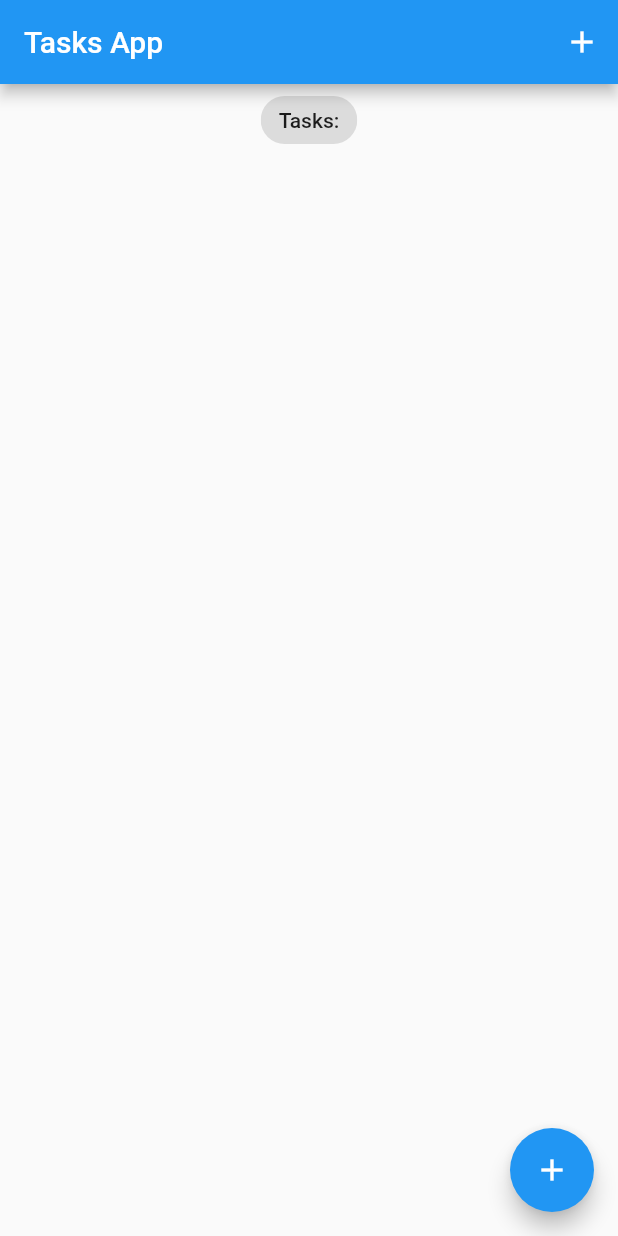
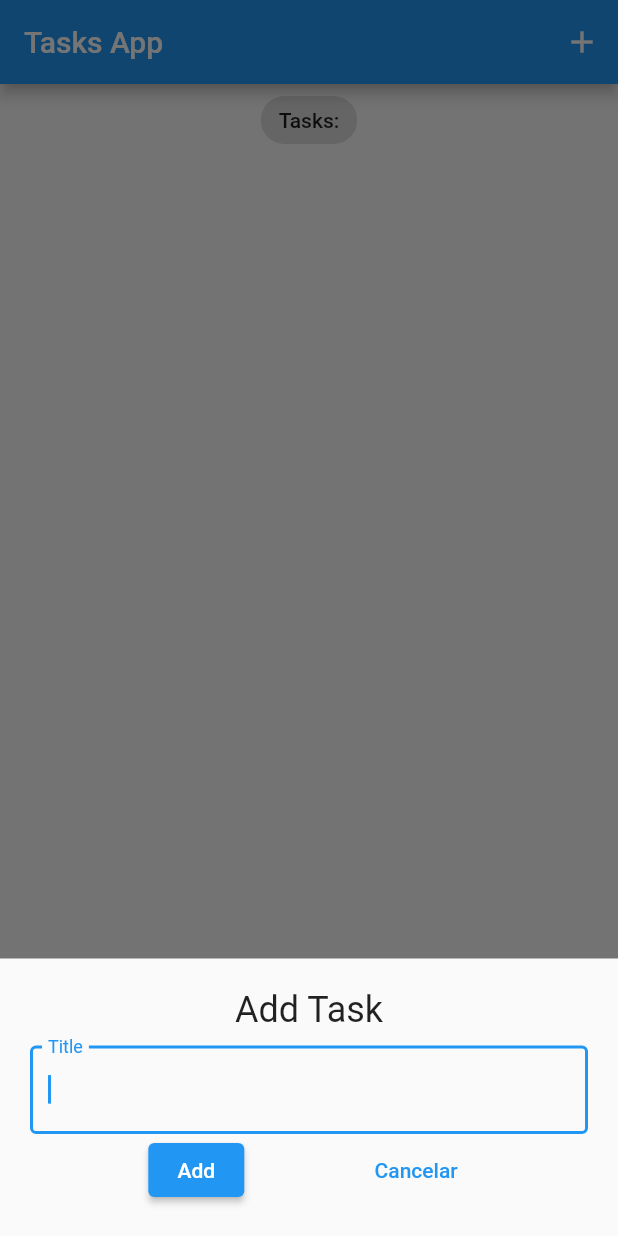
Before and after one commit to Yader1/flutter_tasks_app_in_bloc, a Flutter app: the screen it shows after launch, after a tap on the "add" icon, on a phone screen of 412 x 824 dp. Run offline on Flutter 3.47's test engine with Material 2 defaults, Android fonts, the phone set to English and light mode, and no system bars; our stand-ins replace equatable, flutter_bloc, hydrated_bloc.

Commit message:
feat: Implementing Flutter BLoC and Hydrated BLoC

```diff
--- /dev/null
+++ b/lib/blocs/bloc/tasks_bloc.dart
@@ -0,0 +1,50 @@
+import 'package:equatable/equatable.dart';
+import 'package:flutter_tasks_app/blocs/bloc_exports.dart';
+
+import '../../models/task.dart';
+
+part 'tasks_event.dart';
+part 'tasks_state.dart';
+
+class TasksBloc extends HydratedBloc<TasksEvent, TasksState> {
+  TasksBloc() : super(const TasksState()) {
+    on<AddTask>(_onAddTask);
+    on<UpdateTask>(_onUpdateTask);
+    on<DeleteTask>(_onDeleteTask);
+  }
+
+  void _onAddTask(AddTask event, Emitter<TasksState> emi){
+    final state = this.state;
+    emit(TasksState(
+      allTasks: List.from(state.allTasks)..add(event.task),
+    ));
+  }
+
+  void _onUpdateTask(UpdateTask event, Emitter<TasksState> emi){
+    final state = this.state;
+    final task = event.task;
+    final int index = state.allTasks.indexOf(task);
+
+    List<Task> allTasks = List.from(state.allTasks)..remove(task);
+    task.isDone == false ? allTasks.insert(index, task.copyWith(isDone: true)) : allTasks.insert(index, task.copyWith(isDone: false));
+
+    emit(TasksState(allTasks: allTasks));
+  }
+
+  void _onDeleteTask(DeleteTask event, Emitter<TasksState> emi){
+    final state = this.state;
+
+    // ignore: invalid_use_of_visible_for_testing_member
+    emit(TasksState(allTasks: List.from(state.allTasks)..remove(event.task)));
+  }
+
+  @override
+  TasksState? fromJson(Map<String, dynamic> json) {
+    return TasksState.fromMap(json);
+  }
+
+  @override
+  Map<String, dynamic>? toJson(TasksState state) {
+    return state.toMap();
+  }
+}
--- /dev/null
+++ b/lib/blocs/bloc/tasks_event.dart
@@ -0,0 +1,42 @@
+// ignore_for_file: public_member_api_docs, sort_constructors_first
+part of 'tasks_bloc.dart';
+
+class TasksEvent extends Equatable {
+  const TasksEvent();
+
+  @override
+  List<Object> get props => [];
+}
+
+class AddTask extends TasksEvent {
+  final Task task;
+
+  const AddTask({
+    required this.task,
+  });
+
+  @override
+  List<Object> get props => [task];
+}
+
+class UpdateTask extends TasksEvent {
+  final Task task;
+
+  const UpdateTask({
+    required this.task,
+  });
+
+  @override
+  List<Object> get props => [task];
+}
+
+class DeleteTask extends TasksEvent {
+  final Task task;
+
+  const DeleteTask({
+    required this.task,
+  });
+
+  @override
+  List<Object> get props => [task];
+}
--- /dev/null
+++ b/lib/blocs/bloc/tasks_state.dart
@@ -0,0 +1,24 @@
+// ignore_for_file: public_member_api_docs, sort_constructors_first
+part of 'tasks_bloc.dart';
+
+class TasksState extends Equatable {
+  final List<Task> allTasks;
+  const TasksState({
+    this.allTasks = const <Task>[],
+  });
+
+  @override
+  List<Object> get props => [allTasks];
+
+  Map<String, dynamic> toMap() {
+    return <String, dynamic>{
+      'allTasks': allTasks.map((x) => x.toMap()).toList(),
+    };
+  }
+
+  factory TasksState.fromMap(Map<String, dynamic> map) {
+    return TasksState(
+      allTasks: List<Task>.from((map['allTasks'] as List<int>).map<Task>((x) => Task.fromMap(x as Map<String,dynamic>),),),
+    );
+  }
+}
--- /dev/null
+++ b/lib/blocs/bloc_exports.dart
@@ -0,0 +1,3 @@
+export './bloc/tasks_bloc.dart';
+export 'package:flutter_bloc/flutter_bloc.dart';
+export 'package:hydrated_bloc/hydrated_bloc.dart';
--- a/lib/main.dart
+++ b/lib/main.dart
@@ -1,9 +1,17 @@
 import 'package:flutter/material.dart';
+import 'package:path_provider/path_provider.dart';
 
+import 'blocs/bloc_exports.dart';
 import 'screens/tasks_screen.dart';
 
-void main() {
-  runApp(const MyApp());
+void main() async {
+  WidgetsFlutterBinding.ensureInitialized();
+  final storage = await HydratedStorage.build(storageDirectory: await getApplicationDocumentsDirectory());
+
+  HydratedBlocOverrides.runZoned(
+    () => runApp(const MyApp()),
+    storage: storage,
+  );
 }
 
 class MyApp extends StatelessWidget {
@@ -12,12 +20,15 @@ class MyApp extends StatelessWidget {
   // This widget is the root of your application.
   @override
   Widget build(BuildContext context) {
-    return MaterialApp(
-      title: 'Flutter Tasks App',
-      theme: ThemeData(
-        primarySwatch: Colors.blue,
+    return BlocProvider(
+      create: (context) => TasksBloc(),
+      child: MaterialApp(
+        title: 'Flutter Tasks App',
+        theme: ThemeData(
+          primarySwatch: Colors.blue,
+        ),
+        home: const TasksScreen(),
       ),
-      home: const TasksScreen(),
     );
   }
 }
--- /dev/null
+++ b/lib/models/task.dart
@@ -0,0 +1,59 @@
+import 'package:equatable/equatable.dart';
+
+// ignore: must_be_immutable
+class Task extends Equatable{
+  final String title;
+  final String id;
+  bool? isDone;
+  bool? isDeleted;
+
+  Task({
+    required this.title,
+    required this.id,
+    this.isDone,
+    this.isDeleted,
+  }){
+    isDone = isDone ?? false;
+    isDeleted = isDeleted ?? false;
+  }
+
+  Task copyWith({
+    String? title,
+    String? id,
+    bool? isDone,
+    bool? isDeleted,
+  }) {
+    return Task(
+      title: title ?? this.title,
+      id: id ?? this.id,
+      isDone: isDone ?? this.isDone,
+      isDeleted: isDeleted ?? this.isDeleted,
+    );
+  }
+
+  Map<String, dynamic> toMap() {
+    return <String, dynamic>{
+      'title': title,
+      'id': id,
+      'isDone': isDone,
+      'isDeleted': isDeleted,
+    };
+  }
+
+  factory Task.fromMap(Map<String, dynamic> map) {
+    return Task(
+      title: map['title'] ?? '',
+      id: map['id'] ?? '',
+      isDone: map['isDone'] != null ? map['isDone'] as bool : null,
+      isDeleted: map['isDeleted'] != null ? map['isDeleted'] as bool : null,
+    );
+  }
+
+  @override
+  List<Object?> get props => [
+    title,
+    id,
+    isDone,
+    isDeleted,
+  ];
+}
--- /dev/null
+++ b/lib/screens/add_task_screen.dart
@@ -0,0 +1,49 @@
+import 'package:flutter/material.dart';
+import 'package:flutter_tasks_app/services/guid_gen.dart';
+
+import '../blocs/bloc_exports.dart';
+import '../models/task.dart';
+
+class AddTaskScreen extends StatelessWidget {
+  const AddTaskScreen({
+    Key? key,
+  }) : super(key: key);
+
+
+  @override
+  Widget build(BuildContext context) {
+    TextEditingController titleController = TextEditingController();
+    return Container(
+      padding: const EdgeInsets.all(20.0),
+      child: Column(children: [
+        const Text("Add Task", style: TextStyle(fontSize: 24.0)),
+        const SizedBox(height: 10.0),
+        TextField(
+          autofocus: true,
+          decoration: const InputDecoration(
+            label: Text("Title"),
+            border: OutlineInputBorder()
+          ),
+          controller: titleController,
+        ),
+        Row(
+          mainAxisAlignment: MainAxisAlignment.spaceEvenly,
+          children: [
+            ElevatedButton(
+              onPressed: (){
+                var task = Task(title: titleController.text, id: GUIDGen.generate());
+                context.read<TasksBloc>().add(AddTask(task: task));
+                Navigator.pop(context);
+              },
+              child: const Text("Add")
+            ),
+            TextButton(
+              onPressed: () => Navigator.pop(context),
+              child: const Text("Cancelar"),
+            ),
+          ],
+        ),
+      ]),
+    );
+  }
+}
--- a/lib/screens/tasks_screen.dart
+++ b/lib/screens/tasks_screen.dart
@@ -1,37 +1,64 @@
 import 'package:flutter/material.dart';
 
-class TasksScreen extends StatelessWidget {
+import '../blocs/bloc_exports.dart';
+import '../models/task.dart';
+import '../widgets/tasks_list.dart';
+import 'add_task_screen.dart';
+
+class TasksScreen extends StatefulWidget {
   const TasksScreen({Key? key}) : super(key: key);
 
   @override
+  State<TasksScreen> createState() => _TasksScreenState();
+}
+
+class _TasksScreenState extends State<TasksScreen> {
+  void _addTask(BuildContext context){
+    showModalBottomSheet(
+      context: context,
+      builder: (context) => SingleChildScrollView(
+        child: Container(
+          padding: EdgeInsets.only(bottom: MediaQuery.of(context).viewInsets.bottom),
+          child: const AddTaskScreen(),
+        ),
+      ));
+  }
+
+  @override
   Widget build(BuildContext context) {
+    return BlocBuilder<TasksBloc, TasksState>(
+      builder: (context, state) {
+        List<Task> tasksList = state.allTasks;
         return Scaffold(
           appBar: AppBar(
             title: const Text('Tasks App'),
             actions: [
               IconButton(
-            onPressed: () {},
+                onPressed: () => _addTask(context),
                 icon: const Icon(Icons.add),
               )
             ],
           ),
           body: Column(
             crossAxisAlignment: CrossAxisAlignment.center,
-        children: const [
-          Center(
+            children: [
+              const Center(
                 child: Chip(
                   label: Text(
                     'Tasks:',
                   ),
                 ),
               ),
+              TasksList(tasksList: tasksList)
             ],
           ),
           floatingActionButton: FloatingActionButton(
-        onPressed: () {},
+            onPressed: () => _addTask(context),
             tooltip: 'Add Task',
             child: const Icon(Icons.add),
           ),
         );
+      },
+    );
   }
 }
--- /dev/null
+++ b/lib/widgets/tasks_list.dart
@@ -0,0 +1,32 @@
+import 'package:flutter/material.dart';
+import '../blocs/bloc_exports.dart';
+
+import '../models/task.dart';
+
+class TasksList extends StatelessWidget {
+  TasksList({Key? key, required this.tasksList}) : super(key: key);
+
+  final List<Task> tasksList;
+
+  @override
+  Widget build(BuildContext context) {
+    return Expanded(
+      child: ListView.builder(
+        itemCount: tasksList.length,
+        itemBuilder: (context, index){
+          var task = tasksList[index];
+          return ListTile(
+            title: Text(task.title),
+            trailing: Checkbox(
+              value: task.isDone,
+              onChanged: ((value){
+                context.read<TasksBloc>().add(UpdateTask(task: task));
+              }),
+            ),
+            onLongPress: () => context.read<TasksBloc>().add(DeleteTask(task: task)),
+          );
+        }
+      ),
+    );
+  }
+}
--- a/pubspec.yaml
+++ b/pubspec.yaml
@@ -11,8 +11,11 @@ environment:
 dependencies:
   flutter:
     sdk: flutter
-
   cupertino_icons: ^1.0.2
+  path_provider: ^2.1.0
+  equatable: ^2.0.3
+  flutter_bloc: ^8.0.1
+  hydrated_bloc: ^8.1.0
 
 dev_dependencies:
   flutter_test:
```
Also changed, not shown: lib/services/guid_gen.dart (added, +27 -0 lines), pubspec.lock. Lines whose indentation alone changed are shown as unchanged.
